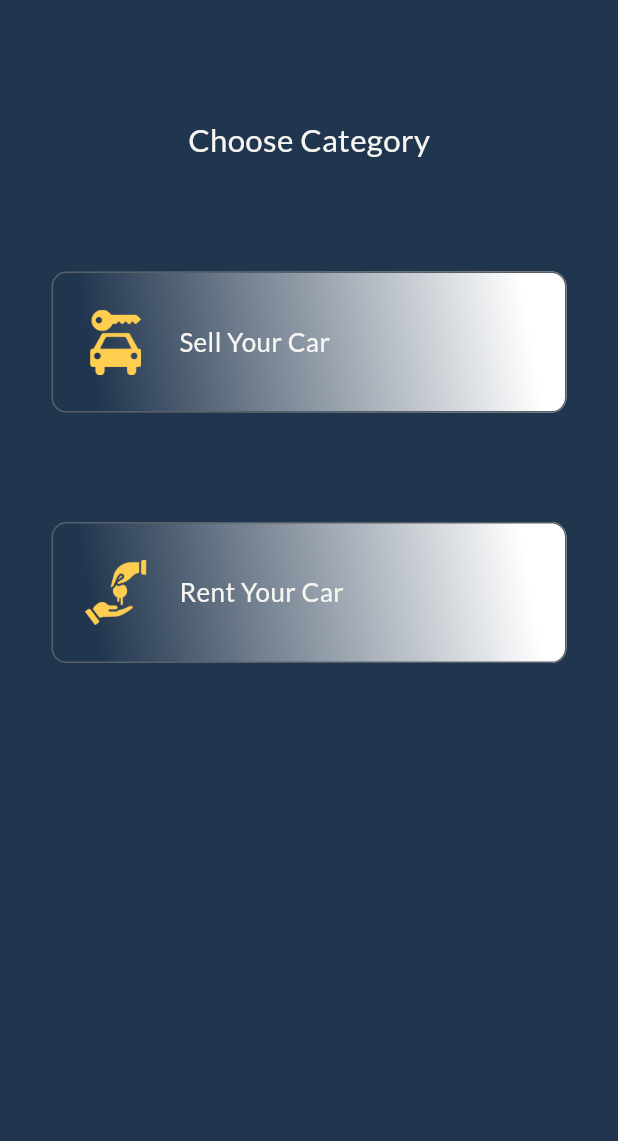
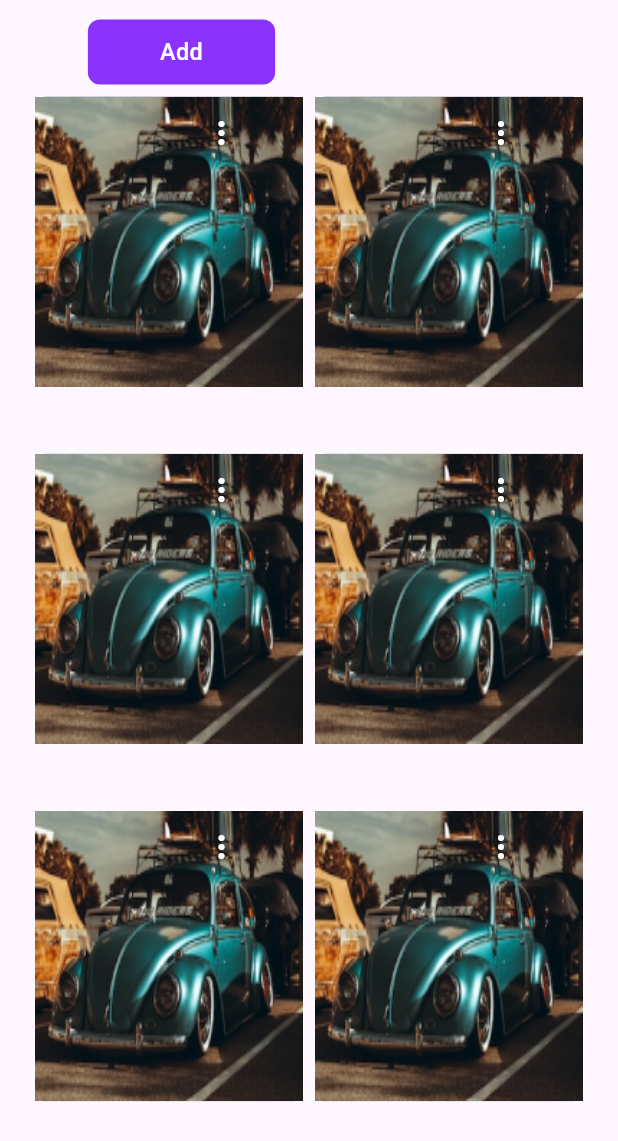
Before and after one commit to Ajaypoozhammal/Car2go, a Flutter app: the screen it shows after launch, on a phone screen of 412 x 824 dp. Shown: the top 1141 px of the screen. Run offline on Flutter 3.47's test engine with Material 3 defaults, Android fonts, the phone set to English and light mode, and no system bars; our stand-ins replace bloc, flutter_screenutil, google_fonts, image_picker; Roboto replaces fonts that are missing (Castoro).

Commit message:
api start

```diff
--- /dev/null
+++ b/lib/UI/RentCAR/RentAdmin.dart
@@ -0,0 +1,122 @@
+import 'package:flutter/material.dart';
+import 'package:flutter_screenutil/flutter_screenutil.dart';
+import 'package:google_fonts/google_fonts.dart';
+
+class Rentadmin extends StatefulWidget {
+  const Rentadmin({super.key});
+
+  @override
+  State<Rentadmin> createState() => _RentadminState();
+}
+ // runApp(SimpleAppBarPopupMenuButton());
+
+class _RentadminState extends State<Rentadmin> {
+  @override
+  Widget build(BuildContext context) {
+    return Scaffold(
+      body: SafeArea(
+        child: Padding(
+          padding:  EdgeInsets.symmetric(horizontal: 15.w,vertical: 15.h),
+          child: SingleChildScrollView(
+            child: Column(mainAxisAlignment: MainAxisAlignment.start,
+              children: [
+                Padding(
+                  padding:  EdgeInsets.only(right: 170),
+                  child: Container(
+                    width: 120.w,
+                    height: 50.h,
+                    decoration: ShapeDecoration(
+                      color: Color(0xFF8A33FD),
+                      shape: RoundedRectangleBorder(
+                          borderRadius: BorderRadius.circular(8)),
+                    ),
+                    child: Center(
+                      child: Text(
+                        'Add',
+                        textAlign: TextAlign.center,
+                        style: GoogleFonts.castoro(
+                          color: Colors.white,
+                          fontSize: 18.sp,
+                          fontWeight: FontWeight.w500,
+                        ),
+                      ),
+                    ),
+                  ),
+                ),
+            SizedBox(height: 800.h,
+              child: GridView.builder(
+                gridDelegate: SliverGridDelegateWithFixedCrossAxisCount(
+                  crossAxisCount: 2,
+                  mainAxisSpacing: 8.0,
+                  crossAxisSpacing: 8.0,
+                  childAspectRatio:  310 / 400,
+                ),
+                padding: EdgeInsets.all(8.0),
+                itemCount:16,
+                itemBuilder: (context, index) {
+                  return Stack(
+                    children: [
+                      Container(
+                        width: 185.w,
+                        height: 223.h,
+                        decoration: ShapeDecoration(
+                          color:Color(0xFFA7B0BB),
+                          shape: RoundedRectangleBorder(
+                              borderRadius: BorderRadius.circular(8.r)),
+                        ),
+                        child: Image.asset("assets/f.png",fit: BoxFit.fill,),
+                      ),
+                      Padding(
+                        padding:  EdgeInsets.only(left:100),
+                        child: PopupMenuButton<int>(iconColor:Colors.white,
+                          itemBuilder: (context) => [
+                            // popupmenu item 1
+                            PopupMenuItem(
+                              value: 1,
+                              // row has two child icon and text.
+                              child: Row(
+                                children: [
+                                  Icon(Icons.edit),
+                                  SizedBox(
+                                    // sized box with width 10
+                                    width: 10,
+                                  ),
+                                  Text("Edit")
+                                ],
+                              ),
+                            ),
+                            // popupmenu item 2
+                            PopupMenuItem(
+                              value: 2,
+                              // row has two child icon and text
+                              child: Row(
+                                children: [
+                                  Icon(Icons.delete,color: Colors.red,),
+                                  SizedBox(
+                                    // sized box with width 10
+                                    width: 10,
+                                  ),
+                                  Text("Delete")
+                                ],
+                              ),
+                            ),
+                          ],
+                          offset: Offset(0, 100),
+                          color: Colors.white,
+                          elevation: 2,
+                        ),
+                      ),
+                    ],
+                  );
+                },
+              ),
+            ),
+
+              ],
+            ),
+          ),
+        ),
+      ),
+    );
+  }
+}
--- a/lib/RentCAR/price.dart
+++ b/lib/UI/RentCAR/price.dart
@@ -1,6 +1,6 @@
 
-import 'package:drive_to_go/RentCAR/Media.dart';
-import 'package:drive_to_go/RentCAR/rent%20car.dart';
+import 'package:drive_to_go/UI/RentCAR/Media.dart';
+import 'package:drive_to_go/UI/RentCAR/rent%20car.dart';
 import 'package:flutter/cupertino.dart';
 import 'package:flutter/material.dart';
 import 'package:flutter_screenutil/flutter_screenutil.dart';
--- a/lib/Home.dart
+++ b/lib/UI/Sell Car/Home.dart
@@ -1,5 +1,6 @@
-import 'package:drive_to_go/RentCAR/rent%20car.dart';
-import 'package:drive_to_go/Sell%20Car/Sell%20Car.dart';
+
+import 'package:drive_to_go/UI/RentCAR/rent%20car.dart';
+import 'package:drive_to_go/UI/Sell%20Car/Sell%20Car.dart';
 import 'package:flutter/material.dart';
 import 'package:flutter_screenutil/flutter_screenutil.dart';
 import 'package:google_fonts/google_fonts.dart';
--- a/lib/Sell Car/Sell price.dart
+++ b/lib/UI/Sell Car/Sell price.dart
@@ -1,5 +1,6 @@
-import 'package:drive_to_go/Sell%20Car/Sell%20Car.dart';
-import 'package:drive_to_go/Sell%20Car/UploadImage.dart';
+
+import 'package:drive_to_go/UI/Sell%20Car/Sell%20Car.dart';
+import 'package:drive_to_go/UI/Sell%20Car/UploadImage.dart';
 import 'package:flutter/cupertino.dart';
 import 'package:flutter/material.dart';
 import 'package:flutter_screenutil/flutter_screenutil.dart';
--- a/lib/Sell Car/UploadImage.dart
+++ b/lib/UI/Sell Car/UploadImage.dart
@@ -1,7 +1,6 @@
 import 'dart:io';
-
-import 'package:drive_to_go/Sell%20Car/AdminEdit.dart';
-import 'package:drive_to_go/Sell%20Car/Sell%20price.dart';
+import 'package:drive_to_go/UI/Sell%20Car/AdminEdit.dart';
+import 'package:drive_to_go/UI/Sell%20Car/Sell%20price.dart';
 import 'package:flutter/material.dart';
 import 'package:flutter_screenutil/flutter_screenutil.dart';
 import 'package:google_fonts/google_fonts.dart';
--- a/lib/main.dart
+++ b/lib/main.dart
@@ -1,5 +1,5 @@
 
-import 'package:drive_to_go/Home.dart';
+import 'package:drive_to_go/UI/RentCAR/RentAdmin.dart';
 import 'package:flutter/material.dart';
 import 'package:flutter_screenutil/flutter_screenutil.dart';
 
@@ -40,7 +40,7 @@ class MyApp extends StatelessWidget {
               colorScheme: ColorScheme.fromSeed(seedColor: Colors.deepPurple),
               useMaterial3: true,
             ),
-            home:Home()
+            home:Rentadmin()
           );
         }
     );
--- a/pubspec.yaml
+++ b/pubspec.yaml
@@ -40,6 +40,8 @@ dependencies:
   bootstrap_icons: ^1.11.3
   getwidget: ^4.0.0
   image_picker: ^1.1.2
+  http: ^1.2.2
+  flutter_bloc: ^8.1.6
 
 dev_dependencies:
   flutter_test:
```
Also changed, not shown: lib/Bloc/RentAdd/add_bloc.dart (added, +24 -0 lines), lib/Bloc/RentAdd/add_event.dart (added, +8 -0 lines), lib/Bloc/RentAdd/add_state.dart (added, +9 -0 lines), lib/RentCAR/AdminEdit.dart (deleted, +0 -42 lines), lib/Repository/API/Add Api.dart (added, +20 -0 lines), lib/Repository/API/Api Client.dart (added, +105 -0 lines), lib/Repository/API/Api Exception.dart (added, +10 -0 lines), lib/Repository/Model Class/RentAddModelClass.dart (added, +115 -0 lines), lib/UI/RentCAR/AdminEdit.dart (added, +58 -0 lines), lib/UI/RentCAR/rent car.dart (renamed from lib/Sell Car/Sell Car.dart, +7 -9 lines), lib/UI/Sell Car/Sell Car.dart (renamed from lib/RentCAR/rent car.dart, +8 -7 lines), lib/UI/RentCAR/Media.dart (renamed from lib/RentCAR/Media.dart), lib/UI/Sell Car/AdminEdit.dart (renamed from lib/Sell Car/AdminEdit.dart), pubspec.lock.
